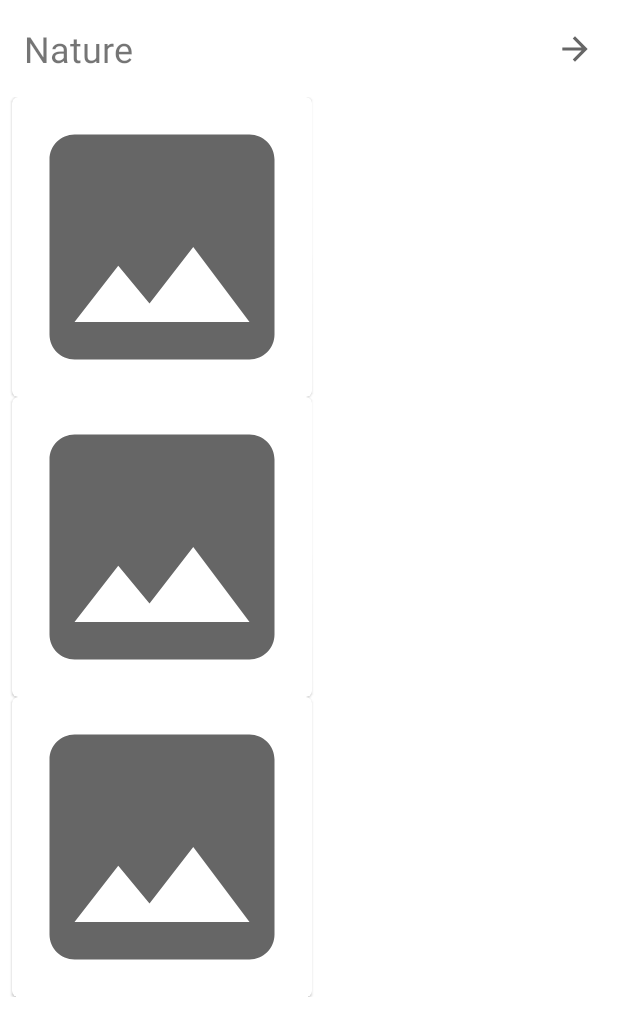
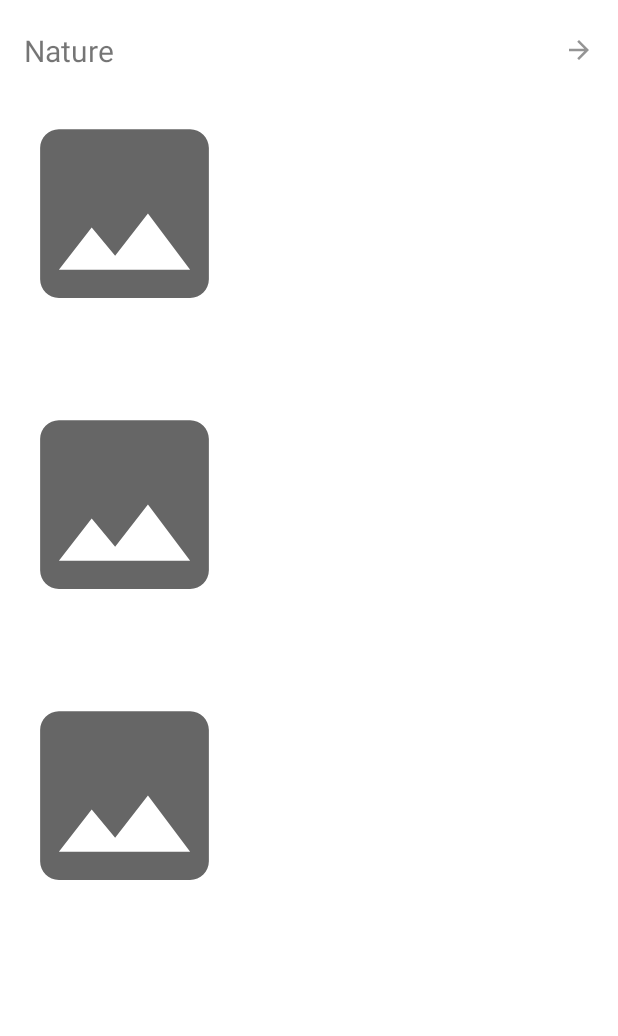
Before and after one commit to fokouarnaud/searchPexelsAppKotlin, an Android app: the layout item_category_photo.xml on its own in the app's theme, with its tools: preview values and no code run, on a phone screen of 412 x 824 dp. Shown: the top 1036 px of the screen. Run offline under Robolectric (Android 15) with nearby library versions, the phone set to English and light mode, and no system bars.

```diff
--- a/app/src/main/java/com/example/myapplication/ui/main/fragment/photos/adapter/PhotosCategoryAdapter.kt
+++ b/app/src/main/java/com/example/myapplication/ui/main/fragment/photos/adapter/PhotosCategoryAdapter.kt
@@ -50,7 +50,7 @@ class PhotosCategoryAdapter(
         ) {
             val photosAdapter = PhotosAdapter()
 
-            dataBinding.textViewCategoryName.text = pexelsPhotoCategory.name
+            dataBinding.textViewCategoryName.text = pexelsPhotoCategory.name.capitalize()
 
             dataBinding.recyclerviewPhoto.apply {
                 layoutManager = LinearLayoutManager(
--- a/app/src/main/res/layout/item_category_photo.xml
+++ b/app/src/main/res/layout/item_category_photo.xml
@@ -1,59 +1,57 @@
 <?xml version="1.0" encoding="utf-8"?>
-<layout xmlns:tools="http://schemas.android.com/tools"
-    xmlns:android="http://schemas.android.com/apk/res/android"
-    xmlns:app="http://schemas.android.com/apk/res-auto">
-
-    <data>
-
-        <variable
-            name="varPhotos"
-            type="String" />
-    </data>
+<layout xmlns:android="http://schemas.android.com/apk/res/android"
+    xmlns:app="http://schemas.android.com/apk/res-auto"
+    xmlns:tools="http://schemas.android.com/tools">
 
     <LinearLayout
         android:layout_width="match_parent"
         android:layout_height="wrap_content"
         android:orientation="vertical"
-        tools:ignore="UselessParent">
+
+        >
+
         <androidx.cardview.widget.CardView
             android:id="@+id/card_view_category_photo"
             android:layout_width="match_parent"
             android:layout_height="wrap_content"
+            android:layout_marginTop="4dp"
+            android:layout_marginBottom="4dp"
+            android:clickable="true"
+            android:focusable="true"
+            android:foreground="?android:attr/selectableItemBackground"
             app:cardBackgroundColor="@android:color/transparent"
-            android:clickable="true"
-            android:foreground="?android:attr/selectableItemBackground"
-            app:cardElevation="0dp"
-            android:focusable="true">
-            <androidx.constraintlayout.widget.ConstraintLayout
+            app:cardElevation="0dp">
+
+            <LinearLayout
                 android:layout_width="match_parent"
                 android:layout_height="wrap_content"
+                android:gravity="center"
                 android:orientation="horizontal"
                 android:padding="16dp"
-                style="@android:style/DeviceDefault.Light.ButtonBar"
                 tools:ignore="UseCompoundDrawables">
 
                 <TextView
                     android:id="@+id/text_view_category_name"
                     android:layout_width="0dp"
                     android:layout_height="wrap_content"
+                    android:layout_weight="1"
                     android:text="@string/nature"
-                    android:textSize="24sp"
+                    android:textSize="20sp"
+                    app:layout_constraintEnd_toStartOf="@+id/image_view_show_more"
                     app:layout_constraintStart_toStartOf="parent"
-                    app:layout_constraintTop_toTopOf="parent"
-                    app:layout_constraintEnd_toStartOf="@+id/image_view_show_more"
-                    />
+                    app:layout_constraintTop_toTopOf="parent" />
 
                 <ImageView
                     android:id="@+id/image_view_show_more"
-                    android:layout_width="25dp"
-                    android:layout_height="25dp"
+                    android:layout_width="20dp"
+                    android:layout_height="20dp"
+                    android:alpha="0.7"
                     android:contentDescription="@string/app_name"
-                    app:srcCompat="@drawable/ic_baseline_arrow_forward_24"
-                    app:layout_constraintTop_toTopOf="@+id/text_view_category_name"
                     app:layout_constraintBottom_toBottomOf="@+id/text_view_category_name"
                     app:layout_constraintEnd_toEndOf="parent"
-                    />
-            </androidx.constraintlayout.widget.ConstraintLayout>
+                    app:layout_constraintTop_toTopOf="@+id/text_view_category_name"
+                    app:srcCompat="@drawable/ic_baseline_arrow_forward_24" />
+            </LinearLayout>
 
         </androidx.cardview.widget.CardView>
 
--- a/app/src/main/res/layout/item_photo.xml
+++ b/app/src/main/res/layout/item_photo.xml
@@ -1,13 +1,36 @@
 <?xml version="1.0" encoding="utf-8"?>
-<com.google.android.material.card.MaterialCardView
-    xmlns:android="http://schemas.android.com/apk/res/android"
+<layout xmlns:android="http://schemas.android.com/apk/res/android"
     xmlns:app="http://schemas.android.com/apk/res-auto"
-    xmlns:tools="http://schemas.android.com/tools"
-    android:layout_width="200dp"
-    android:layout_height="200dp"
+    xmlns:tools="http://schemas.android.com/tools">
+
+    <data>
+
+        <variable
+            name="widthHeightPhoto"
+            type="String" />
+
+        <variable
+            name="photographerPhoto"
+            type="String" />
+    </data>
+
+    <LinearLayout
+        android:layout_width="150dp"
+        android:layout_height="wrap_content"
         android:layout_marginLeft="8dp"
         android:layout_marginRight="8dp"
-    >
+        android:orientation="vertical">
+
+        <com.google.android.material.card.MaterialCardView
+
+            android:layout_width="match_parent"
+            android:layout_height="150dp"
+
+            android:clickable="true"
+            android:focusable="true"
+            android:foreground="?android:attr/selectableItemBackground"
+            app:cardBackgroundColor="@android:color/transparent"
+            app:cardElevation="0dp">
 
             <ImageView
                 android:id="@+id/image_view_photo"
@@ -16,6 +39,27 @@
                 android:contentDescription="@string/app_name"
                 android:scaleType="centerCrop"
                 app:srcCompat="@drawable/ic_baseline_image_24"
-        tools:src="@drawable/ic_baseline_image_24"/>
+                tools:src="@drawable/ic_baseline_image_24" />
+        </com.google.android.material.card.MaterialCardView>
 
-</com.google.android.material.card.MaterialCardView>
+        <TextView
+            android:id="@+id/text_view_photographer_photo"
+            android:layout_width="match_parent"
+            android:layout_height="wrap_content"
+            android:text="@{photographerPhoto}"
+            android:textColor="@color/white"
+            android:paddingTop="8dp"
+            android:textSize="16sp" />
+
+        <TextView
+            android:id="@+id/text_view_width_height_photo"
+            android:layout_width="match_parent"
+            android:layout_height="wrap_content"
+            android:alpha="0.6"
+            android:text="@{widthHeightPhoto}"
+            android:textColor="@color/white"
+            android:textSize="10sp" />
+
+
+    </LinearLayout>
+</layout>
--- a/app/src/main/res/values-night/themes.xml
+++ b/app/src/main/res/values-night/themes.xml
@@ -1,6 +1,6 @@
 <resources xmlns:tools="http://schemas.android.com/tools">
     <!-- Base application theme. -->
-    <style name="Theme.MyApplication" parent="Theme.MaterialComponents.DayNight.DarkActionBar">
+    <style name="Theme.MyApplication" parent="Theme.MaterialComponents.DayNight.NoActionBar">
         <!-- Primary brand color. -->
         <item name="colorPrimary">@color/purple_200</item>
         <item name="colorPrimaryVariant">@color/purple_700</item>
--- a/app/src/main/res/values/strings.xml
+++ b/app/src/main/res/values/strings.xml
@@ -12,4 +12,6 @@
     <string name="top_orientation">Top Orientation</string>
     <string name="categories">Categories</string>
     <string name="search">search</string>
+    <string name="width">width</string>
+    <string name="height">height</string>
 </resources>
--- a/app/src/main/res/values/themes.xml
+++ b/app/src/main/res/values/themes.xml
@@ -1,6 +1,6 @@
 <resources xmlns:tools="http://schemas.android.com/tools">
     <!-- Base application theme. -->
-    <style name="Theme.MyApplication" parent="Theme.MaterialComponents.DayNight.DarkActionBar">
+    <style name="Theme.MyApplication" parent="Theme.MaterialComponents.DayNight.NoActionBar">
         <!-- Primary brand color. -->
         <item name="colorPrimary">@color/purple_500</item>
         <item name="colorPrimaryVariant">@color/purple_700</item>
```
Also changed, not shown: app/src/main/java/com/example/myapplication/ui/main/fragment/photos/PhotosFragment.kt (+58 -7 lines), app/src/main/java/com/example/myapplication/ui/main/fragment/photos/adapter/PhotosAdapter.kt (+21 -13 lines), app/src/main/java/com/example/myapplication/ui/view/MainActivity.kt (+2 -37 lines), app/src/main/res/layout/activity_main.xml (+9 -11 lines), app/src/main/res/layout/fragment_photos.xml (+31 -3 lines). Lines whose indentation alone changed are shown as unchanged.
